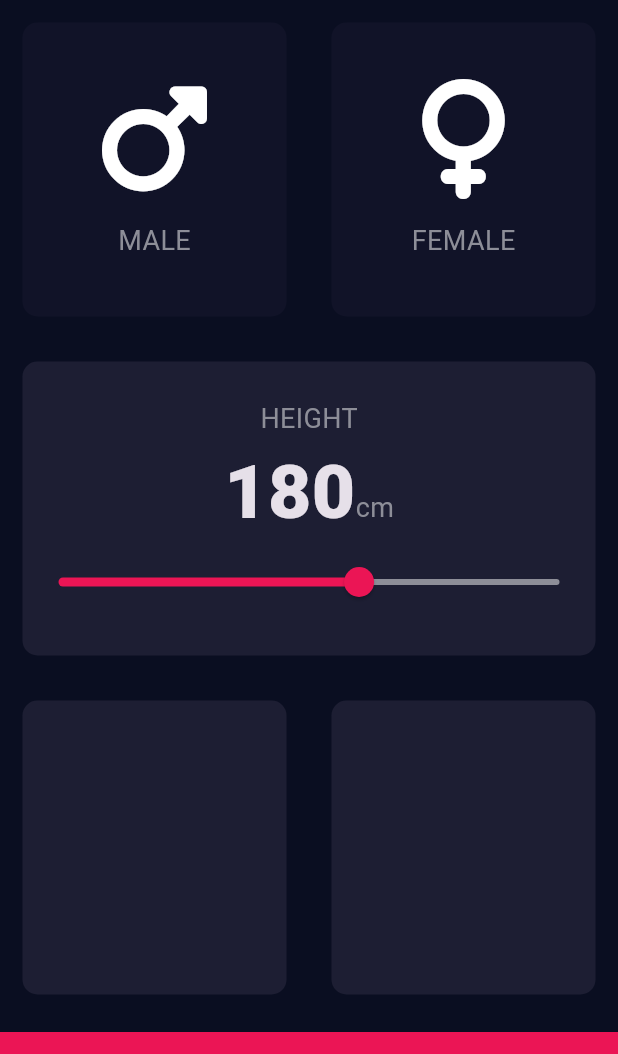
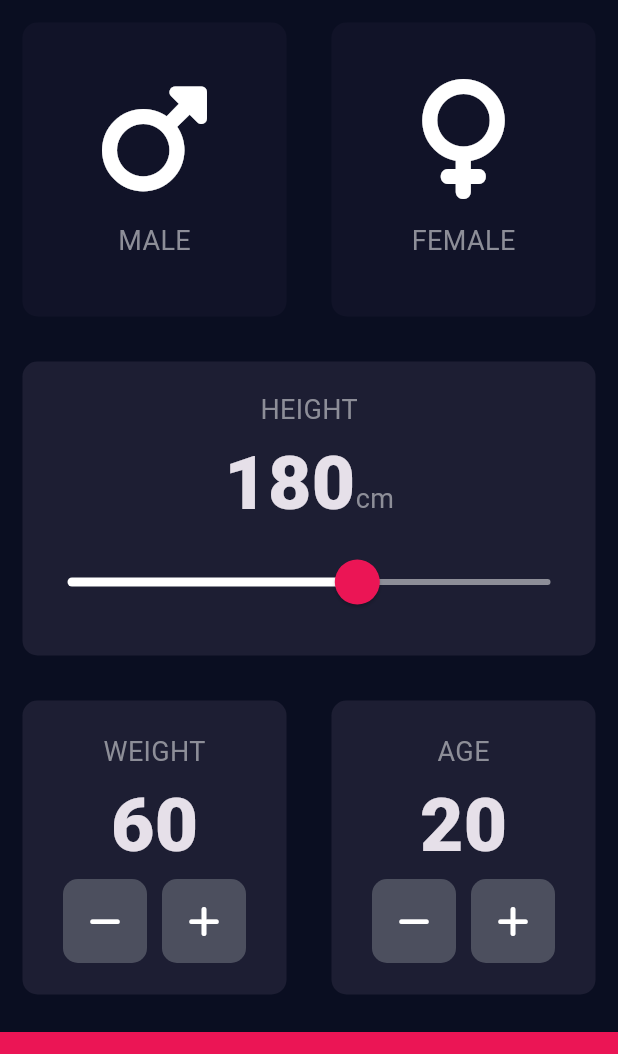
Before and after one commit to EdiBulb/bmi_calculator_flutter, a Flutter app: the screen it shows after launch, on a phone screen of 412 x 824 dp, the part 84-1138 px from its top. Run offline on Flutter 3.47's test engine with Material 3 defaults, Android fonts, the phone set to English and light mode, and no system bars; our stand-ins replace font_awesome_flutter.

Commit message:
RoundIconButton widget customized.

```diff
--- a/lib/input_page.dart
+++ b/lib/input_page.dart
@@ -25,6 +25,8 @@ class InputPage extends StatefulWidget {
 
 class _InputPageState extends State<InputPage> {
   int height = 180; // 이건 계속 바뀌는 값이라서 const가 될 수 없다.
+  int weight = 60;
+  int age = 20;
 
   // This value is changeable so not 'final'
   // Color maleCardColour = inactiveCardColour;   // Starting value
@@ -122,19 +124,29 @@ class _InputPageState extends State<InputPage> {
                     style: kLabelTextStyle,),
                   ],
                 ),
-                  Slider( // 항상 ctrl + q 를 누르면 자세히 보기가 나오니까, 그걸 참고해서 값을 넣자
+                  SliderTheme( // Slider의 스타일만 모아둠,
+                    data: SliderTheme.of(context).copyWith( // of와 copyWith로 customizing
+                      inactiveTrackColor: Color(0xFF8D8E98),
+                      activeTrackColor: Colors.white,
+                      thumbColor: Color(0xFFEB1555),
+                      overlayColor: Color(0x29EB1555),
+                      thumbShape: RoundSliderThumbShape(enabledThumbRadius: 15.0), // 크기 커지게 함
+                      overlayShape: RoundSliderOverlayShape(overlayRadius: 30.0), // 오버레이 적용
+                    ),
+                    child: Slider( // 항상 ctrl + q 를 누르면 자세히 보기가 나오니까, 그걸 참고해서 값을 넣자
+                      // 참고로, 디테일한 설명은 Flutter Doc를 참고해야한다.
+                      // 실제 Slider의 기능들은 여기에 모아둠
                         value: height.toDouble(),
                         min: 120.0,
                         max: 220.0,
-                      activeColor: Color(0xFFEB1555), // 참고로, 디테일한 설명은 Flutter Doc를 참고해야한다.
-                      inactiveColor: Color(0xFF8D8E98),
                         onChanged: (double newValue) {
                           setState(() {
                             height = newValue.round();
 
                           });
 
-                      })
+                        }),
+                  )
                 ],// 같은 폰트로
               ),
             ),
@@ -145,11 +157,82 @@ class _InputPageState extends State<InputPage> {
                 Expanded(
                   child: ReusableCard(
                     colour: kActiveCardColour,
+                    cardChild: Column(
+                      mainAxisAlignment: MainAxisAlignment.center,
+                      children: <Widget>[
+                        Text(
+                          'WEIGHT',
+                          style: kLabelTextStyle,
+                        ),
+                        Text(
+                          weight.toString(),
+                          style: kNumberTextStyle,
+                        ),
+                        Row(
+                          mainAxisAlignment: MainAxisAlignment.center,
+                          children: [
+                            RoundIconButton(
+                              icon: FontAwesomeIcons.minus,
+                              onPressed: () {
+                                print("minus button clicked");
+                                setState(() {
+                                  weight--;
+                                });
+                            },),
+                            SizedBox(width: 10.0,
+                            ),
+                            RoundIconButton(icon: FontAwesomeIcons.plus,
+                              onPressed: (){
+                                print("plus button clicked");
+
+                                setState(() {
+                                weight++;
+                              });
+                            },),
+                          ],
+                        )
+                      ],
+                    ),
                   ),
                 ),
                 Expanded(
                   child: ReusableCard(
                     colour: kActiveCardColour,
+                    cardChild: Column(
+                      mainAxisAlignment: MainAxisAlignment.center,
+                      children: <Widget>[
+                        Text(
+                          'AGE',
+                          style: kLabelTextStyle,
+                        ),
+                        Text(
+                          age.toString(),
+                          style: kNumberTextStyle,
+                        ),
+                        Row(
+                          mainAxisAlignment: MainAxisAlignment.center,
+                          children: [
+                            RoundIconButton(
+                              icon: FontAwesomeIcons.minus,
+                              onPressed: () {
+                                print("minus button clicked");
+                                setState(() {
+                                  age--;
+                                });
+                              },),
+                            SizedBox(width: 10.0,
+                            ),
+                            RoundIconButton(icon: FontAwesomeIcons.plus,
+                              onPressed: (){
+                                print("plus button clicked");
+                                setState(() {
+                                  age++;
+                                });
+                              },),
+                          ],
+                        )
+                      ],
+                    ),
                   ),
                 ),
               ],
@@ -166,3 +249,31 @@ class _InputPageState extends State<InputPage> {
     );
   }
 }
+
+// Flutter는 오픈소스이기 때문에 만들어진 위젯에 의지할 필요 없다. 내가 새로 만들면 된다.
+// Package가 만들어지는 원리도 마찬가지다. 사람들이 오픈소스를 가지고 customizing 해서 만들어진 것이다.
+// 플러터의 위젯에 의지할 필요 없다. 절대로!!!
+class RoundIconButton extends StatelessWidget {
+
+  RoundIconButton({required this.icon, required this.onPressed});
+
+  final IconData? icon;
+  final VoidCallback onPressed; // 이게 강의에서는 Function으로 선언하는데, VoidCallBack으로 바뀌었다.
+
+  // challenge
+
+  @override
+  Widget build(BuildContext context) {
+    return RawMaterialButton( // RawMaterialButton 파일 보고 가져옴
+      child: Icon(icon),
+      elevation: 0.0,
+      onPressed: onPressed,
+      constraints: BoxConstraints.tightFor(
+        width: 56.0,
+        height: 56.0,
+      ),
+      shape: RoundedRectangleBorder(borderRadius: BorderRadius.circular(10.0)),
+      fillColor: Color(0xFF4C4F5E),
+    );
+  }
+}
```
Lines whose indentation alone changed are shown as unchanged.
